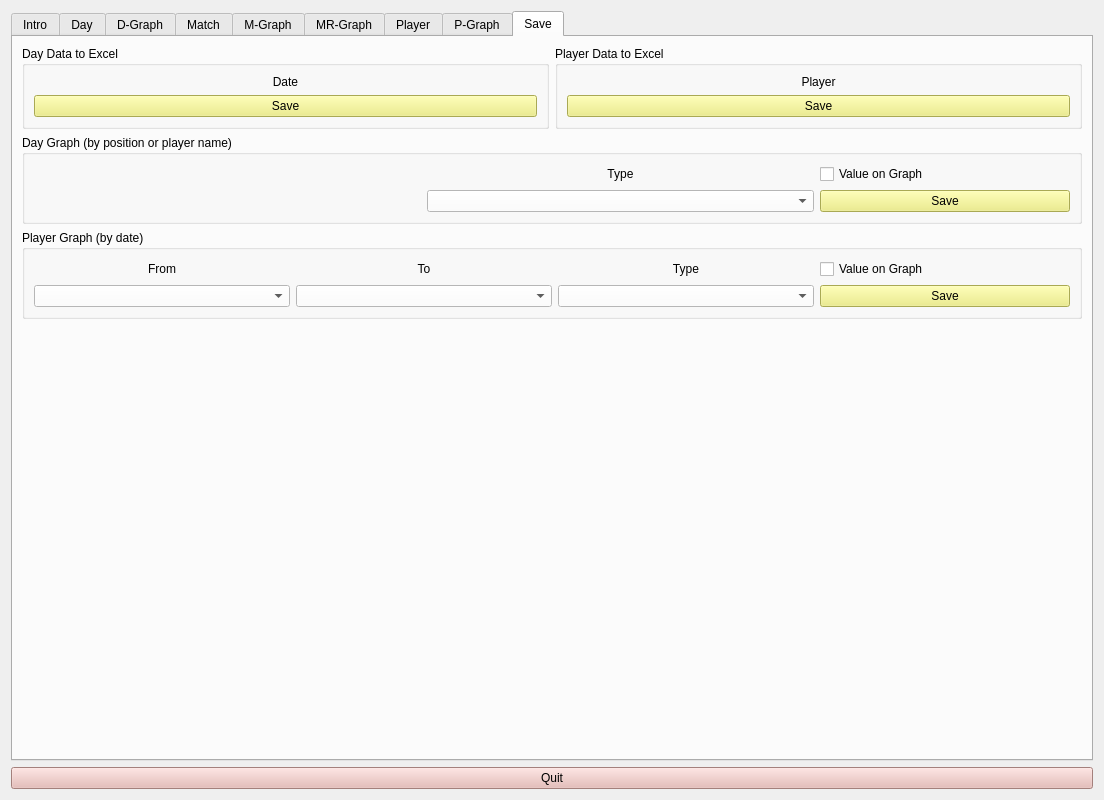
Above: uiFiles/physico_main.ui from sseungyong/physico_project before the change. Below: the same form after it.
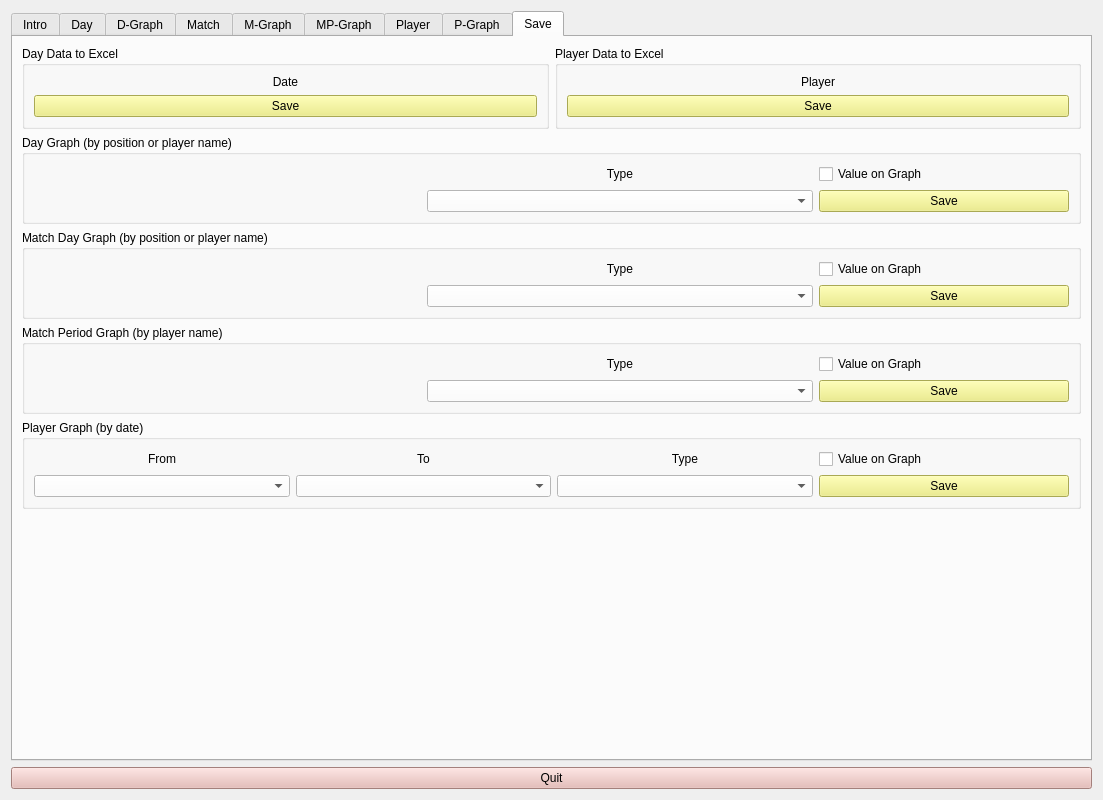
That is the form after the change. The open tabs and pages were chosen to show the change. Icons and pictures are not drawn.

Commit message: added match period

Patch:
```diff
--- a/uiFiles/physico_main.ui
+++ b/uiFiles/physico_main.ui
@@ -6,7 +6,7 @@
    <rect>
     <x>0</x>
     <y>0</y>
-    <width>1104</width>
+    <width>1103</width>
     <height>800</height>
    </rect>
   </property>
@@ -779,7 +779,7 @@
      </widget>
      <widget class="QWidget" name="tab">
       <attribute name="title">
-       <string>MR-Graph</string>
+       <string>MP-Graph</string>
       </attribute>
       <layout class="QHBoxLayout" name="horizontalLayout_9">
        <item>
@@ -1574,6 +1574,162 @@
          </layout>
         </widget>
        </item>
+       <item>
+        <widget class="QGroupBox" name="groupBox_2">
+         <property name="minimumSize">
+          <size>
+           <width>0</width>
+           <height>50</height>
+          </size>
+         </property>
+         <property name="title">
+          <string>Match Day Graph (by position or player name)</string>
+         </property>
+         <layout class="QHBoxLayout" name="horizontalLayout_10">
+          <item>
+           <layout class="QVBoxLayout" name="verticalLayout_31">
+            <item>
+             <widget class="QLabel" name="label_6">
+              <property name="text">
+               <string/>
+              </property>
+             </widget>
+            </item>
+           </layout>
+          </item>
+          <item>
+           <layout class="QVBoxLayout" name="verticalLayout_33">
+            <item>
+             <widget class="QLabel" name="label_7">
+              <property name="text">
+               <string>Type</string>
+              </property>
+              <property name="alignment">
+               <set>Qt::AlignCenter</set>
+              </property>
+             </widget>
+            </item>
+            <item>
+             <widget class="QComboBox" name="comboSaveMtypeGraph">
+              <property name="styleSheet">
+               <string notr="true">background-color: rgb(255, 255, 255);</string>
+              </property>
+             </widget>
+            </item>
+           </layout>
+          </item>
+          <item>
+           <layout class="QVBoxLayout" name="verticalLayout_34">
+            <item>
+             <widget class="QCheckBox" name="checkVMG">
+              <property name="text">
+               <string>Value on Graph</string>
+              </property>
+             </widget>
+            </item>
+            <item>
+             <widget class="QPushButton" name="pushButtonMtypeGraphSave">
+              <property name="minimumSize">
+               <size>
+                <width>250</width>
+                <height>0</height>
+               </size>
+              </property>
+              <property name="maximumSize">
+               <size>
+                <width>250</width>
+                <height>16777215</height>
+               </size>
+              </property>
+              <property name="styleSheet">
+               <string notr="true">background-color: rgb(236, 236, 117);</string>
+              </property>
+              <property name="text">
+               <string>Save</string>
+              </property>
+             </widget>
+            </item>
+           </layout>
+          </item>
+         </layout>
+        </widget>
+       </item>
+       <item>
+        <widget class="QGroupBox" name="groupBox_3">
+         <property name="minimumSize">
+          <size>
+           <width>0</width>
+           <height>50</height>
+          </size>
+         </property>
+         <property name="title">
+          <string>Match Period Graph (by player name)</string>
+         </property>
+         <layout class="QHBoxLayout" name="horizontalLayout_15">
+          <item>
+           <widget class="QLabel" name="label_8">
+            <property name="text">
+             <string/>
+            </property>
+           </widget>
+          </item>
+          <item>
+           <layout class="QVBoxLayout" name="verticalLayout_35">
+            <item>
+             <widget class="QLabel" name="label_9">
+              <property name="text">
+               <string>Type</string>
+              </property>
+              <property name="alignment">
+               <set>Qt::AlignCenter</set>
+              </property>
+             </widget>
+            </item>
+            <item>
+             <widget class="QComboBox" name="comboSaveMPtypeGraph">
+              <property name="styleSheet">
+               <string notr="true">background-color: rgb(255, 255, 255);</string>
+              </property>
+             </widget>
+            </item>
+           </layout>
+          </item>
+          <item>
+           <layout class="QVBoxLayout" name="verticalLayout_36">
+            <item>
+             <widget class="QCheckBox" name="checkVMPG">
+              <property name="text">
+               <string>Value on Graph</string>
+              </property>
+             </widget>
+            </item>
+            <item>
+             <widget class="QPushButton" name="pushButtonMPtypeGraphSave">
+              <property name="minimumSize">
+               <size>
+                <width>250</width>
+                <height>0</height>
+               </size>
+              </property>
+              <property name="maximumSize">
+               <size>
+                <width>250</width>
+                <height>16777215</height>
+               </size>
+              </property>
+              <property name="styleSheet">
+               <string notr="true">background-color: rgb(236, 236, 117);</string>
+              </property>
+              <property name="text">
+               <string>Save</string>
+              </property>
+             </widget>
+            </item>
+           </layout>
+          </item>
+         </layout>
+        </widget>
+       </item>
        <item>
         <widget class="QGroupBox" name="groupPGraph2Img">
          <property name="title">
```
Left out of the diff: 247 changed lines with no effect on the pictures. The commit also changes 11 other files.
